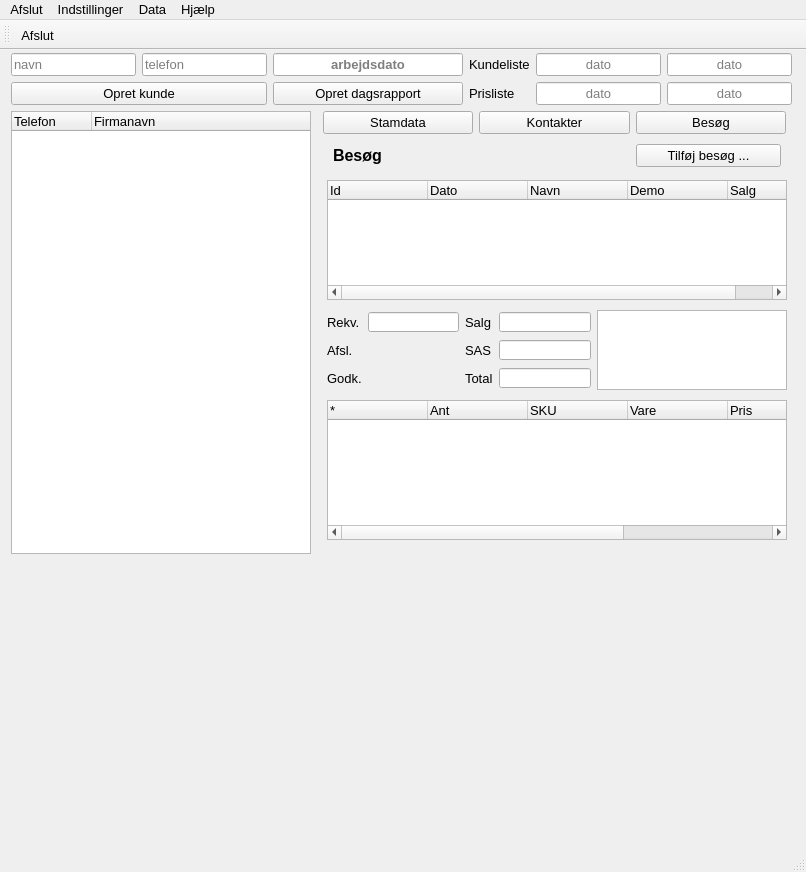
Above: buildtools/ui/main_window.ui from fhdk/eordre2 before the change. Below: the same form after it.
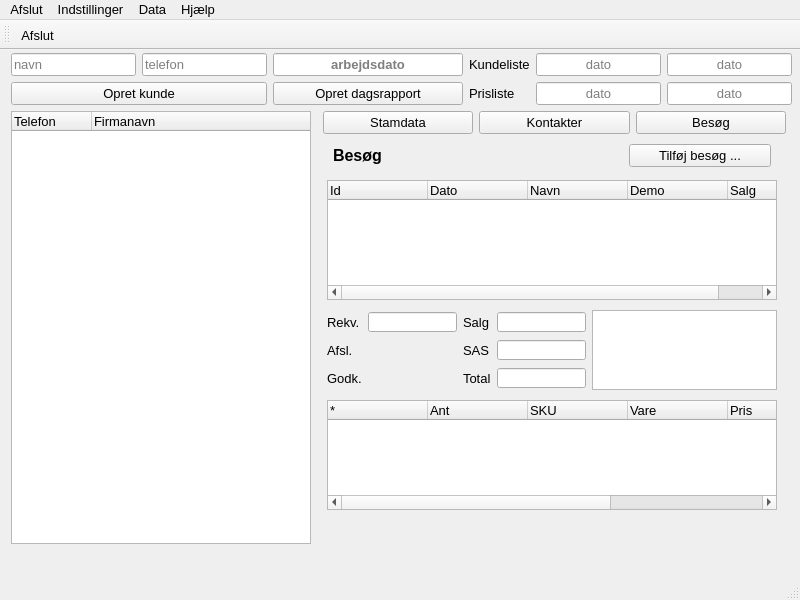
That is the form after the change. The open tabs and pages were chosen to show the change. Icons and pictures are not drawn.

Patch:
```diff
--- a/buildtools/ui/main_window.ui
+++ b/buildtools/ui/main_window.ui
@@ -6,8 +6,8 @@
    <rect>
     <x>0</x>
     <y>0</y>
-    <width>806</width>
-    <height>872</height>
+    <width>800</width>
+    <height>600</height>
    </rect>
   </property>
   <property name="minimumSize">
@@ -58,7 +58,7 @@
       <x>11</x>
       <y>3</y>
       <width>781</width>
-      <height>501</height>
+      <height>491</height>
      </rect>
     </property>
     <property name="font">
@@ -856,7 +856,7 @@
               <rect>
                <x>10</x>
                <y>0</y>
-               <width>460</width>
+               <width>450</width>
                <height>31</height>
               </rect>
              </property>
@@ -902,7 +902,7 @@
               <rect>
                <x>10</x>
                <y>40</y>
-               <width>460</width>
+               <width>450</width>
                <height>120</height>
               </rect>
              </property>
@@ -958,8 +958,8 @@
               <rect>
                <x>10</x>
                <y>260</y>
-               <width>460</width>
-               <height>140</height>
+               <width>450</width>
+               <height>110</height>
               </rect>
              </property>
              <property name="sizeAdjustPolicy">
@@ -1024,7 +1024,7 @@
               <rect>
                <x>10</x>
                <y>170</y>
-               <width>460</width>
+               <width>450</width>
                <height>80</height>
               </rect>
              </property>
@@ -1249,7 +1249,7 @@
     <rect>
      <x>0</x>
      <y>0</y>
-     <width>806</width>
+     <width>800</width>
      <height>27</height>
     </rect>
    </property>
```
Left out of the diff: 14 changed lines with no effect on the pictures.
